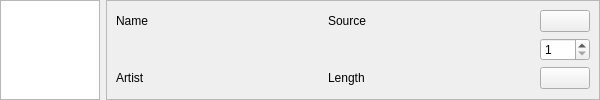
Old version of the form src/content/playlists/songEntry.ui in the repository Nmstr/Auralium.
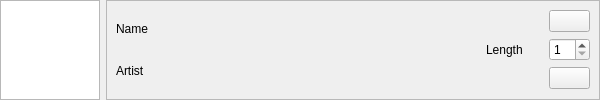
New version of the form. Icons and pictures are not drawn.

Commit message: ui changes for songs in playlist

What changed in the file:
```diff
--- a/src/content/playlists/songEntry.ui
+++ b/src/content/playlists/songEntry.ui
@@ -78,14 +78,23 @@
       <enum>QFrame::Raised</enum>
      </property>
      <layout class="QGridLayout" name="gridLayout">
-      <item row="2" column="0">
-       <widget class="QLabel" name="artistLabel">
-        <property name="text">
-         <string>Artist</string>
+      <item row="1" column="4">
+       <spacer name="horizontalSpacer_2">
+        <property name="orientation">
+         <enum>Qt::Horizontal</enum>
         </property>
-       </widget>
+        <property name="sizeType">
+         <enum>QSizePolicy::Preferred</enum>
+        </property>
+        <property name="sizeHint" stdset="0">
+         <size>
+          <width>20</width>
+          <height>20</height>
+         </size>
+        </property>
+       </spacer>
       </item>
-      <item row="2" column="2">
+      <item row="2" column="5">
        <widget class="QPushButton" name="goDownBtn">
         <property name="maximumSize">
          <size>
@@ -102,45 +111,14 @@
         </property>
        </widget>
       </item>
-      <item row="0" column="0">
-       <widget class="QLabel" name="nameLabel">
-        <property name="text">
-         <string>Name</string>
-        </property>
-       </widget>
-      </item>
-      <item row="0" column="1">
-       <widget class="QLabel" name="sourceLabel">
-        <property name="text">
-         <string>Source</string>
-        </property>
-       </widget>
-      </item>
-      <item row="2" column="1">
+      <item row="1" column="3">
        <widget class="QLabel" name="lengthLabel">
         <property name="text">
          <string>Length</string>
         </property>
        </widget>
       </item>
-      <item row="0" column="2">
-       <widget class="QPushButton" name="goUpBtn">
-        <property name="maximumSize">
-         <size>
-          <width>50</width>
-          <height>16777215</height>
-         </size>
-        </property>
-        <property name="text">
-         <string/>
-        </property>
-        <property name="icon">
-         <iconset theme="go-up">
-          <normaloff>.</normaloff>.</iconset>
-        </property>
-       </widget>
-      </item>
-      <item row="1" column="2">
+      <item row="1" column="5">
        <widget class="QSpinBox" name="goDistanceInput">
         <property name="maximumSize">
          <size>
@@ -153,6 +131,80 @@
         </property>
        </widget>
       </item>
+      <item row="0" column="0" rowspan="3" colspan="2">
+       <widget class="QFrame" name="frame">
+        <property name="sizePolicy">
+         <sizepolicy hsizetype="Preferred" vsizetype="Preferred">
+          <horstretch>0</horstretch>
+          <verstretch>0</verstretch>
+         </sizepolicy>
+        </property>
+        <property name="frameShape">
+         <enum>QFrame::NoFrame</enum>
+        </property>
+        <property name="frameShadow">
+         <enum>QFrame::Raised</enum>
+        </property>
+        <layout class="QVBoxLayout" name="verticalLayout">
+         <property name="leftMargin">
+          <number>0</number>
+         </property>
+         <property name="topMargin">
+          <number>0</number>
+         </property>
+         <property name="rightMargin">
+          <number>0</number>
+         </property>
+         <property name="bottomMargin">
+          <number>0</number>
+         </property>
+         <item>
+          <widget class="QLabel" name="nameLabel">
+           <property name="text">
+            <string>Name</string>
+           </property>
+          </widget>
+         </item>
+         <item>
+          <widget class="QLabel" name="artistLabel">
+           <property name="text">
+            <string>Artist</string>
+           </property>
+          </widget>
+         </item>
+        </layout>
+       </widget>
+      </item>
+      <item row="0" column="5">
+       <widget class="QPushButton" name="goUpBtn">
+        <property name="maximumSize">
+         <size>
+          <width>50</width>
+          <height>16777215</height>
+         </size>
+        </property>
+        <property name="text">
+         <string/>
+        </property>
+        <property name="icon">
+         <iconset theme="go-up">
+          <normaloff>.</normaloff>.</iconset>
+        </property>
+       </widget>
+      </item>
+      <item row="1" column="2">
+       <spacer name="horizontalSpacer">
+        <property name="orientation">
+         <enum>Qt::Horizontal</enum>
+        </property>
+        <property name="sizeHint" stdset="0">
+         <size>
+          <width>40</width>
+          <height>20</height>
+         </size>
+        </property>
+       </spacer>
+      </item>
      </layout>
     </widget>
    </item>
```
